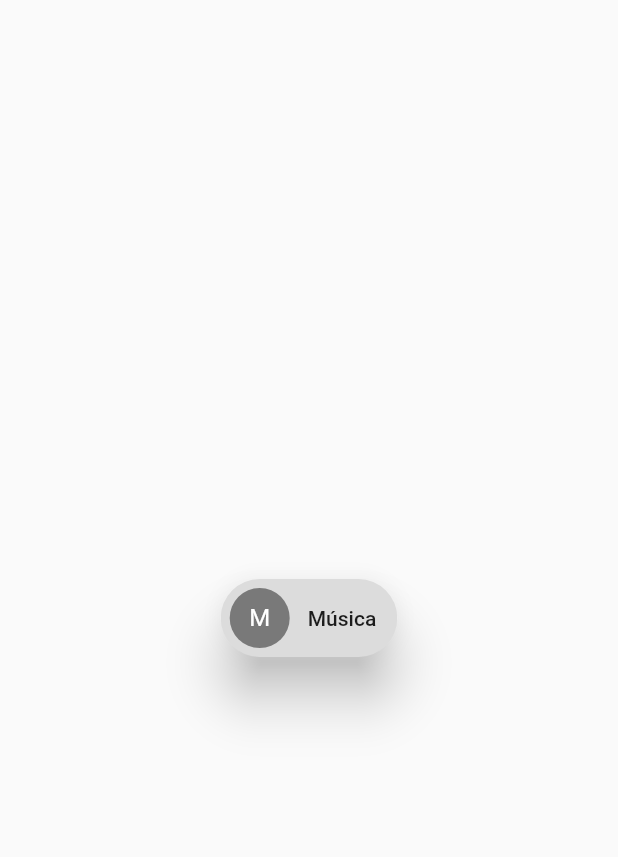
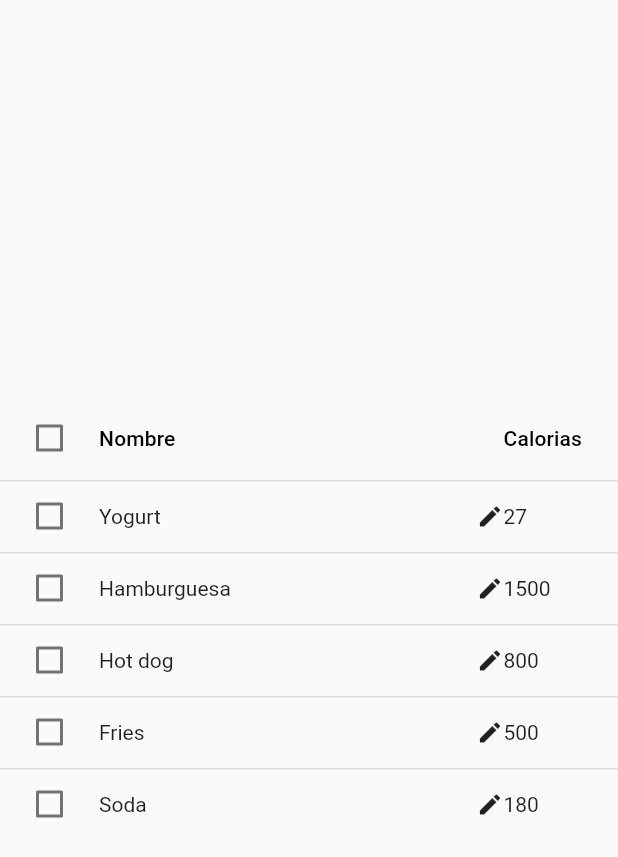
Before and after one commit to GiovanniSolano/Componentes-avanzados---Flutter, a Flutter app: the screen it shows after launch, on a phone screen of 412 x 824 dp. Shown: the top 857 px of the screen. Run offline on Flutter 3.47's test engine with Material 2 defaults, Android fonts, the phone set to English and light mode, and no system bars.

Commit message:
Componentes avanzados - DataTable

```diff
--- /dev/null
+++ b/lib/componentes_avanzados/datatable.dart
@@ -0,0 +1,62 @@
+import 'package:flutter/material.dart';
+
+// Primero definir la clase de cada elemento de la tabla
+class ComidaItem {
+  final String name;
+  final int calories;
+
+  ComidaItem(this.name, this.calories);
+}
+
+// Definir los valores de la lista
+final List<ComidaItem> _comidasList = [
+  ComidaItem('Yogurt', 27),
+  ComidaItem('Hamburguesa', 1500),
+  ComidaItem('Hot dog', 800),
+  ComidaItem('Fries', 500),
+  ComidaItem('Soda', 180),
+];
+
+// Widget de nuestra tabla
+Widget _buildTable({bool sortAscending = true}) {
+  return DataTable(
+    sortColumnIndex: 0,
+    sortAscending: sortAscending,
+    onSelectAll: (bool value) {},
+    columns: <DataColumn>[
+      DataColumn(label: Text('Nombre'), tooltip: 'Nombre de la comida'),
+      DataColumn(
+          label: const Text('Calorias'),
+          tooltip: 'Calorias',
+          numeric: true,
+          onSort: (int columnIndex, bool ascending) {}),
+    ],
+    rows: _comidasList.map<DataRow>((ComidaItem comidaItem) {
+      return DataRow(
+        key: Key(comidaItem.name),
+        onSelectChanged: (bool selected) {},
+        cells: <DataCell>[
+          DataCell(
+            Text(comidaItem.name),
+          ),
+          DataCell(Text('${comidaItem.calories}'),
+              showEditIcon: true, onTap: () {}),
+        ],
+      );
+    }).toList(),
+  );
+}
+
+class MyDataTableWidget extends StatefulWidget {
+  @override
+  _MyDataTableWidgetState createState() => _MyDataTableWidgetState();
+}
+
+class _MyDataTableWidgetState extends State<MyDataTableWidget> {
+  @override
+  Widget build(BuildContext context) {
+    return Scaffold(
+      body: Center(child: _buildTable(sortAscending: true)),
+    );
+  }
+}
--- a/lib/main.dart
+++ b/lib/main.dart
@@ -1,7 +1,8 @@
 import 'package:flutter/material.dart';
 
-import 'componentes_avanzados/chip.dart';
+import 'componentes_avanzados/datatable.dart';
 
+// import 'componentes_avanzados/chip.dart';
 // import 'componentes_avanzados/bottomsheet.dart';
 // import 'componentes_avanzados/sliverappbar.dart';
 // import 'componentes_avanzados/expansionPanel.dart';
@@ -25,7 +26,7 @@ class MyApp extends StatelessWidget {
         primarySwatch: Colors.blue,
         visualDensity: VisualDensity.adaptivePlatformDensity,
       ),
-      home: MyChipWidget(),
+      home: MyDataTableWidget(),
     );
   }
 }
```
